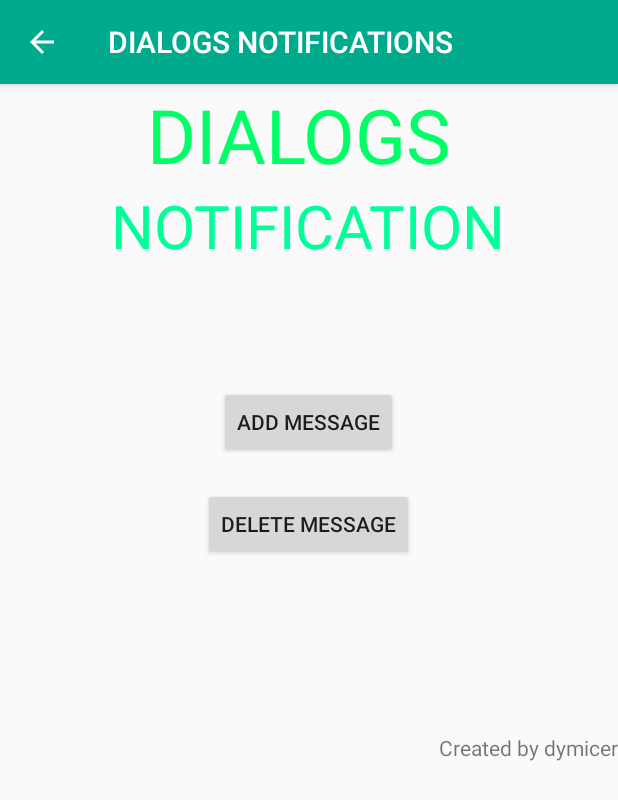
After one commit to phgoff/Android-Application-Project, an Android app: the DialogActivity screen opened directly, with no data from a screen before it, on a phone screen of 412 x 824 dp. The commit adds this screen. Shown: the top 800 px of the screen. Run offline under Robolectric (Android 15) with nearby library versions, the phone set to English and light mode, and no system bars.

Commit message:
Add Dialog and Notification

```diff
--- a/app/src/main/AndroidManifest.xml
+++ b/app/src/main/AndroidManifest.xml
@@ -25,10 +25,11 @@
         <activity
             android:name=".SuperHero.MainSuperHero"
             android:parentActivityName=".SuperHero.MainSuperHero" />
-
-        <activity android:name=".PacelableData.MainPacelable"
-            android:parentActivityName=".MainActivity"/>
-
+        <activity
+            android:name=".PacelableData.MainPacelable"
+            android:parentActivityName=".MainActivity" />
+        <activity android:name=".Dialog.DialogActivity"
+            android:parentActivityName=".MainActivity"></activity>
     </application>
 
 </manifest>
--- /dev/null
+++ b/app/src/main/java/com/phgof/android_project/Dialog/DialogActivity.java
@@ -0,0 +1,103 @@
+package com.phgof.android_project.Dialog;
+
+import android.app.NotificationManager;
+import android.app.PendingIntent;
+import android.content.Context;
+import android.content.DialogInterface;
+import android.content.Intent;
+import android.net.Uri;
+import android.support.v4.app.NotificationCompat;
+import android.support.v7.app.AlertDialog;
+import android.support.v7.app.AppCompatActivity;
+import android.os.Bundle;
+import android.view.View;
+import android.widget.Button;
+import android.widget.TextView;
+import android.widget.Toast;
+
+import com.phgof.android_project.R;
+
+public class DialogActivity extends AppCompatActivity {
+
+    private TextView tvdl;
+    private Button btnadd;
+    private Button btndeldl;
+
+    NotificationCompat.Builder mBuilder;
+    NotificationManager mNotifyMgr;
+    NotificationManager nMgr;
+
+
+    @Override
+    protected void onCreate(Bundle savedInstanceState) {
+        super.onCreate(savedInstanceState);
+        setContentView(R.layout.activity_dialog);
+        getSupportActionBar().setTitle("DIALOGS NOTIFICATIONS");
+        getSupportActionBar().setDisplayHomeAsUpEnabled(true);
+
+        tvdl =findViewById(R.id.tvdl);
+        btnadd = findViewById(R.id.btnadd);
+        btndeldl = findViewById(R.id.btndeldl);
+
+        btnadd.setOnClickListener(new View.OnClickListener() {
+            @Override
+            public void onClick(View view) {
+                alert(view);
+            }
+        });
+
+        btndeldl.setOnClickListener(new View.OnClickListener() {
+            @Override
+            public void onClick(View view) {
+                String ns = Context.NOTIFICATION_SERVICE;
+                nMgr = (NotificationManager) getApplicationContext().getSystemService(ns);
+                nMgr.cancel(1);
+                Toast.makeText(DialogActivity.this,"Deleted Message",Toast.LENGTH_LONG).show();
+            }
+        });
+
+        mBuilder =
+                (NotificationCompat.Builder) new NotificationCompat.Builder(this)
+                        .setSmallIcon(R.drawable.ic_stat_noti)
+                        .setContentTitle("New Message")
+                        .setContentText("Open Google website!");
+
+        Intent resultIntent = new Intent(Intent.ACTION_VIEW,
+                Uri.parse("http://www.google.com/"));
+        //  Define notification action
+        PendingIntent resultPendingIntent =
+                PendingIntent.getActivity(
+                        this,   // context
+                        0,      // requestCode (defined PendingIntent id)
+                        resultIntent,
+                        // if a previous PendingIntent already exists,
+                        // then the current one will update it with the latest intent
+                        PendingIntent.FLAG_UPDATE_CURRENT);
+        mBuilder.setContentIntent(resultPendingIntent);
+    }
+
+    //Alert Dialog
+    public void alert(View v) {
+        AlertDialog.Builder builder = new AlertDialog.Builder(this);
+        builder.setTitle("Messages Notification");
+        builder.setMessage("Create New Message");
+        builder.setPositiveButton("YES", new DialogInterface.OnClickListener() {
+            public void onClick(DialogInterface dialog, int id) {
+//                Toast.makeText(getApplicationContext(),
+//                        "You have new message", Toast.LENGTH_SHORT).show();
+                mNotifyMgr =
+                        (NotificationManager) getSystemService(NOTIFICATION_SERVICE);
+// Builds the notification and issues it.
+                mNotifyMgr.notify(1, mBuilder.build());
+                Toast.makeText(DialogActivity.this,"You have new Message",Toast.LENGTH_LONG).show();
+            }
+        });
+        builder.setNegativeButton("NO", new DialogInterface.OnClickListener() {
+            @Override
+            public void onClick(DialogInterface dialog, int which) {
+                //dialog.dismiss();
+            }
+        });
+        builder.show();
+    }
+}
--- a/app/src/main/java/com/phgof/android_project/MainActivity.java
+++ b/app/src/main/java/com/phgof/android_project/MainActivity.java
@@ -19,6 +19,7 @@ import android.widget.TextView;
 import android.widget.Toast;
 
 import com.phgof.android_project.CustomList.MainCustomList;
+import com.phgof.android_project.Dialog.DialogActivity;
 import com.phgof.android_project.PacelableData.MainPacelable;
 import com.phgof.android_project.PacelableData.MyData;
 import com.phgof.android_project.RecyclerList.MainRecyclerList;
@@ -27,7 +28,7 @@ public class MainActivity extends AppCompatActivity {
 
     private DrawerLayout mDrawerLayout;
     private ActionBarDrawerToggle actionBarDrawerToggle;
-    private String[] mDrawerTitle = {"Home","Marvel's Hero","DC's Hero","Choose Heroes"};
+    private String[] mDrawerTitle = {"Home","Marvel's Hero","DC's Hero","Choose Heroes","Dialogs"};
     private ListView mListView;
     private TextView tv1;
     private Button btnenter;
@@ -74,6 +75,10 @@ public class MainActivity extends AppCompatActivity {
                     case 3:
                         Intent intent3= new Intent(MainActivity.this, MainPacelable.class);
                         startActivity(intent3);
+                        break;
+                    case 4:
+                        Intent intent4= new Intent(MainActivity.this, DialogActivity.class);
+                        startActivity(intent4);
                         break;
                     default:
                         break;
--- /dev/null
+++ b/app/src/main/res/layout/activity_dialog.xml
@@ -0,0 +1,47 @@
+<?xml version="1.0" encoding="utf-8"?>
+<LinearLayout xmlns:android="http://schemas.android.com/apk/res/android"
+    xmlns:app="http://schemas.android.com/apk/res-auto"
+    xmlns:tools="http://schemas.android.com/tools"
+    android:layout_width="match_parent"
+    android:layout_height="match_parent"
+    tools:context="com.phgof.android_project.Dialog.DialogActivity"
+    android:orientation="vertical">
+
+    <TextView
+        android:id="@+id/tvdl"
+        android:layout_width="wrap_content"
+        android:layout_height="wrap_content"
+        android:text="DIALOGS "
+        android:layout_gravity="center"
+        android:textSize="50sp"
+        android:textColor="#F0F6"/>
+    <TextView
+        android:layout_width="wrap_content"
+        android:layout_height="wrap_content"
+        android:text="NOTIFICATION"
+        android:layout_gravity="center"
+        android:textSize="40sp"
+        android:textColor="#F0F9"/>
+
+    <Button
+        android:id="@+id/btnadd"
+        android:layout_width="wrap_content"
+        android:layout_height="wrap_content"
+        android:text="ADD Message"
+        android:layout_marginTop="80dp"
+        android:layout_gravity="center"/>
+    <Button
+        android:id="@+id/btndeldl"
+        android:layout_width="wrap_content"
+        android:layout_height="wrap_content"
+        android:layout_gravity="center"
+        android:layout_marginTop="20dp"
+        android:text="DELETE MESSAGE"/>
+
+    <TextView
+        android:layout_width="wrap_content"
+        android:layout_height="wrap_content"
+        android:layout_gravity="end"
+        android:layout_marginTop="115dp"
+        android:text="Created by dymicer"/>
+</LinearLayout>
```
Also changed, not shown: app/src/main/res/drawable-hdpi/ic_stat_noti.png (added), app/src/main/res/drawable-mdpi/ic_stat_noti.png (added), app/src/main/res/drawable-xhdpi/ic_stat_noti.png (added), app/src/main/res/drawable-xxhdpi/ic_stat_noti.png (added).
